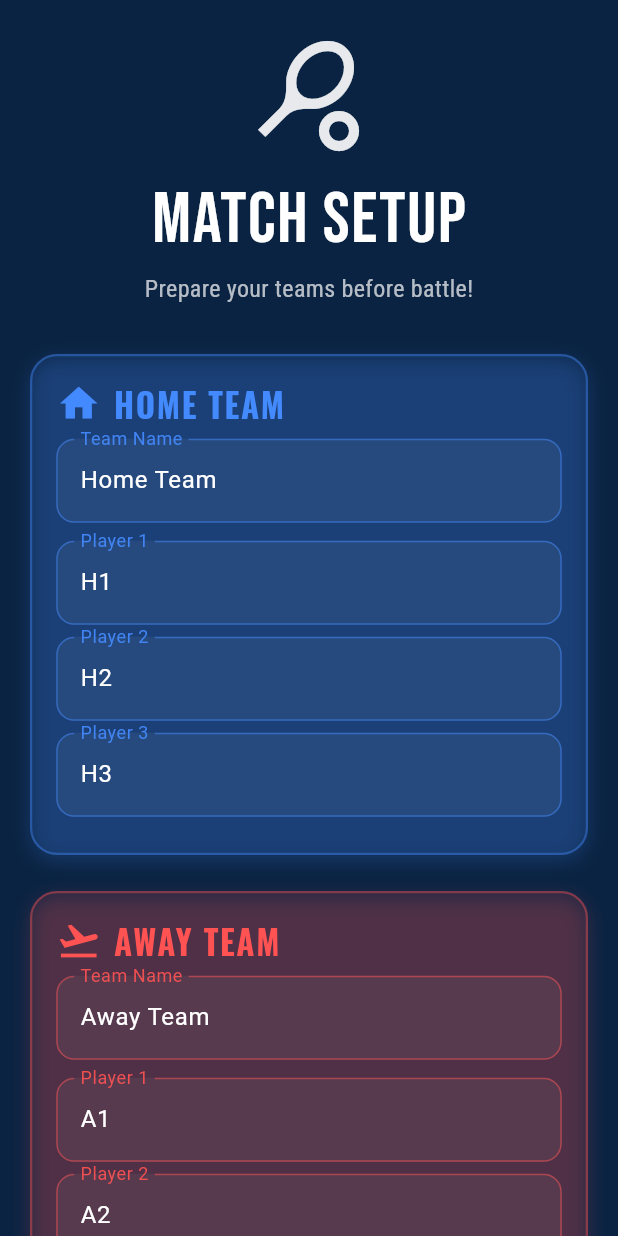
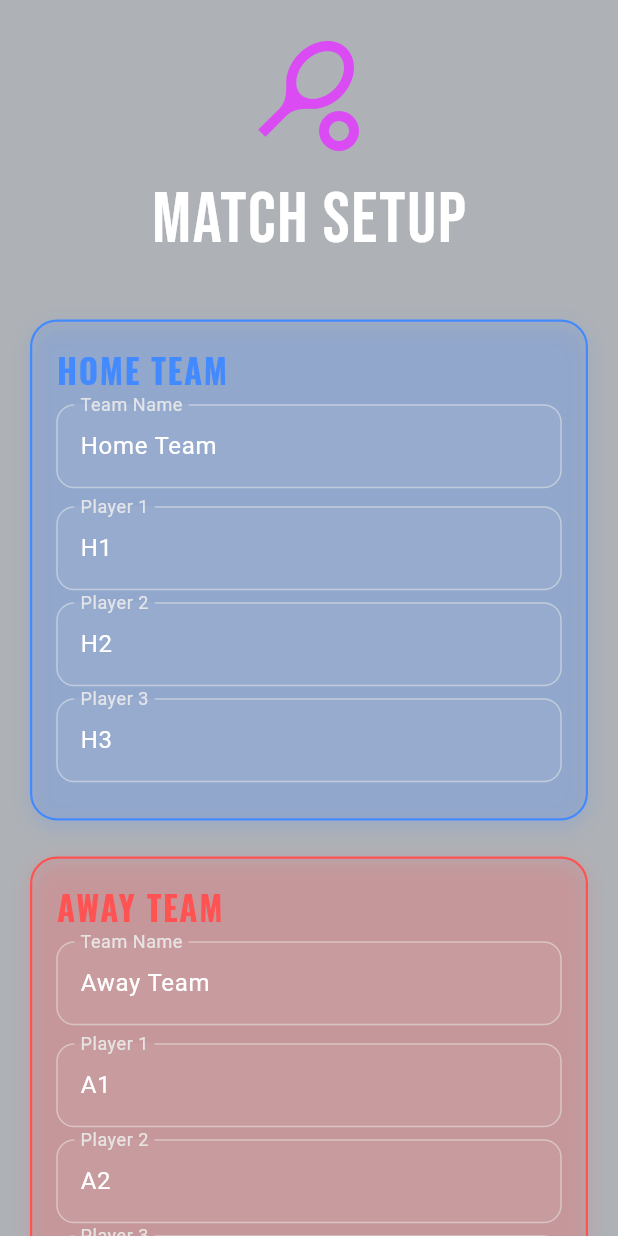
Before and after one commit to JamieCee/table_tennis_scoreboard, a Flutter app: the screen it shows after launch, after a tap on "Start New Match", on a phone screen of 412 x 824 dp. Run offline on Flutter 3.47's test engine with Material 3 defaults, Android fonts, the phone set to English and light mode, and no system bars; our stand-ins replace animated_splash_screen, cloud_firestore, firebase_core, google_fonts, lottie, page_transition; accounts and stored records are empty.

Commit message:
Found the god damn fucking bug

```diff
--- a/lib/screens/home_screen.dart
+++ b/lib/screens/home_screen.dart
@@ -2,6 +2,8 @@ import 'package:flutter/material.dart';
 import 'package:google_fonts/google_fonts.dart';
 import 'package:table_tennis_scoreboard/screens/join_match_screen.dart';
 import 'package:table_tennis_scoreboard/screens/team_setup_screen.dart';
+
+import '../theme.dart';
 
 class HomeScreen extends StatelessWidget {
   const HomeScreen({super.key});
@@ -9,7 +11,7 @@ class HomeScreen extends StatelessWidget {
   @override
   Widget build(BuildContext context) {
     return Scaffold(
-      backgroundColor: const Color(0xFF0A2342),
+      backgroundColor: AppColors.primaryBackground.withValues(alpha: 0.5),
       body: SafeArea(
         child: Center(
           child: Padding(
@@ -19,7 +21,7 @@ class HomeScreen extends StatelessWidget {
               children: [
                 Icon(
                   Icons.sports_tennis,
-                  color: Colors.orangeAccent,
+                  color: AppColors.purpleAccent,
                   size: 100,
                 ),
                 const SizedBox(height: 40),
@@ -34,7 +36,21 @@ class HomeScreen extends StatelessWidget {
                 const SizedBox(height: 60),
 
                 // --- Start New Match Button ---
-                ElevatedButton.icon(
+                Container(
+                  decoration: BoxDecoration(
+                    borderRadius: BorderRadius.circular(16),
+                    boxShadow: [
+                      BoxShadow(
+                        color: AppColors.purple.withValues(
+                          alpha: 0.8,
+                        ), // shadow color
+                        spreadRadius: 0,
+                        blurRadius: 6, // softness of shadow
+                        offset: Offset(0, 8), // vertical offset
+                      ),
+                    ],
+                  ),
+                  child: ElevatedButton(
                     onPressed: () {
                       Navigator.push(
                         context,
@@ -43,17 +59,8 @@ class HomeScreen extends StatelessWidget {
                         ),
                       );
                     },
-                  icon: const Icon(Icons.sports, color: Colors.black),
-                  label: Text(
-                    "Start New Match",
-                    style: GoogleFonts.oswald(
-                      color: Colors.black,
-                      fontSize: 22,
-                      fontWeight: FontWeight.bold,
-                    ),
-                  ),
                     style: ElevatedButton.styleFrom(
-                    backgroundColor: Colors.orangeAccent,
+                      backgroundColor: AppColors.purpleAccent,
                       padding: const EdgeInsets.symmetric(
                         horizontal: 40,
                         vertical: 18,
@@ -62,12 +69,21 @@ class HomeScreen extends StatelessWidget {
                         borderRadius: BorderRadius.circular(16),
                       ),
                     ),
+                    child: Text(
+                      "Start New Match",
+                      style: GoogleFonts.oswald(
+                        color: Colors.white,
+                        fontSize: 22,
+                        fontWeight: FontWeight.bold,
+                      ),
+                    ),
+                  ),
                 ),
 
                 const SizedBox(height: 24),
 
                 // --- Join Existing Match Button ---
-                OutlinedButton.icon(
+                OutlinedButton(
                   onPressed: () {
                     Navigator.push(
                       context,
@@ -76,26 +92,23 @@ class HomeScreen extends StatelessWidget {
                       ),
                     );
                   },
-                  icon: const Icon(Icons.link, color: Colors.orangeAccent),
-                  label: Text(
-                    "Join Existing Match",
-                    style: GoogleFonts.oswald(
-                      color: Colors.orangeAccent,
-                      fontSize: 20,
-                      fontWeight: FontWeight.w600,
-                    ),
-                  ),
                   style: OutlinedButton.styleFrom(
-                    side: const BorderSide(
-                      color: Colors.orangeAccent,
-                      width: 2,
-                    ),
+                    side: BorderSide(color: AppColors.purple, width: 2),
+                    shadowColor: AppColors.purpleAccent,
                     padding: const EdgeInsets.symmetric(
                       horizontal: 36,
                       vertical: 16,
                     ),
                     shape: RoundedRectangleBorder(
                       borderRadius: BorderRadius.circular(16),
+                    ),
+                  ),
+                  child: Text(
+                    "Join Existing Match",
+                    style: GoogleFonts.oswald(
+                      color: AppColors.white,
+                      fontSize: 20,
+                      fontWeight: FontWeight.w600,
                     ),
                   ),
                 ),
--- a/lib/screens/join_match_screen.dart
+++ b/lib/screens/join_match_screen.dart
@@ -8,6 +8,7 @@ import 'package:table_tennis_scoreboard/services/match_firestore_service.dart';
 
 import '../models/player.dart';
 import '../models/team.dart';
+import '../theme.dart';
 
 class JoinMatchScreen extends StatefulWidget {
   const JoinMatchScreen({super.key});
@@ -86,7 +87,7 @@ class _JoinMatchScreenState extends State<JoinMatchScreen> {
   @override
   Widget build(BuildContext context) {
     return Scaffold(
-      backgroundColor: const Color(0xFF0A2342),
+      backgroundColor: AppColors.charcoal,
       body: SafeArea(
         child: Padding(
           padding: const EdgeInsets.all(24),
--- a/lib/screens/team_setup_screen.dart
+++ b/lib/screens/team_setup_screen.dart
@@ -7,6 +7,7 @@ import 'package:table_tennis_scoreboard/controllers/match_controller.dart';
 import 'package:table_tennis_scoreboard/models/player.dart';
 import 'package:table_tennis_scoreboard/models/team.dart';
 import 'package:table_tennis_scoreboard/screens/controller_screen.dart';
+import 'package:table_tennis_scoreboard/theme.dart';
 
 class TeamSetupScreen extends StatefulWidget {
   const TeamSetupScreen({super.key});
@@ -73,7 +74,7 @@ class _TeamSetupScreenState extends State<TeamSetupScreen> {
   @override
   Widget build(BuildContext context) {
     return Scaffold(
-      backgroundColor: const Color(0xFF0A2342),
+      backgroundColor: const Color(0xff5e646e).withValues(alpha: 0.5),
       body: SafeArea(
         child: SingleChildScrollView(
           padding: const EdgeInsets.symmetric(horizontal: 20, vertical: 24),
@@ -86,7 +87,7 @@ class _TeamSetupScreenState extends State<TeamSetupScreen> {
                     Icon(
                       Icons.sports_tennis,
                       size: 80,
-                      color: Colors.white.withValues(alpha: 0.9),
+                      color: Colors.purpleAccent.withValues(alpha: 0.9),
                     ),
                     const SizedBox(height: 8),
                     Text(
@@ -95,13 +96,6 @@ class _TeamSetupScreenState extends State<TeamSetupScreen> {
                         color: Colors.white,
                         fontSize: 48,
                         letterSpacing: 1.2,
-                      ),
-                    ),
-                    Text(
-                      "Prepare your teams before battle!",
-                      style: GoogleFonts.robotoCondensed(
-                        color: Colors.white70,
-                        fontSize: 16,
                       ),
                     ),
                   ],
@@ -113,7 +107,6 @@ class _TeamSetupScreenState extends State<TeamSetupScreen> {
                 color: Colors.blueAccent,
                 controller: _homeNameController,
                 players: _homePlayers,
-                icon: Icons.home,
               ),
               const SizedBox(height: 24),
               _teamCard(
@@ -121,22 +114,12 @@ class _TeamSetupScreenState extends State<TeamSetupScreen> {
                 color: Colors.redAccent,
                 controller: _awayNameController,
                 players: _awayPlayers,
-                icon: Icons.flight_takeoff,
               ),
               const SizedBox(height: 36),
-              ElevatedButton.icon(
-                icon: const Icon(Icons.play_arrow, size: 28),
-                label: Text(
-                  "Start Match",
-                  style: GoogleFonts.oswald(
-                    fontSize: 24,
-                    fontWeight: FontWeight.bold,
-                    letterSpacing: 1.2,
-                  ),
-                ),
+              ElevatedButton(
                 style: ElevatedButton.styleFrom(
-                  backgroundColor: Colors.greenAccent.shade400,
-                  foregroundColor: Colors.black,
+                  backgroundColor: AppColors.purpleAccent,
+                  foregroundColor: Colors.white,
                   padding: const EdgeInsets.symmetric(
                     horizontal: 20,
                     vertical: 18,
@@ -145,9 +128,17 @@ class _TeamSetupScreenState extends State<TeamSetupScreen> {
                     borderRadius: BorderRadius.circular(16),
                   ),
                   elevation: 8,
-                  shadowColor: Colors.greenAccent.withValues(alpha: 0.6),
+                  shadowColor: Colors.purple.withValues(alpha: 0.6),
                 ),
                 onPressed: _startMatch,
+                child: Text(
+                  "Start Match",
+                  style: GoogleFonts.oswald(
+                    fontSize: 24,
+                    fontWeight: FontWeight.bold,
+                    letterSpacing: 1.2,
+                  ),
+                ),
               ),
             ],
           ),
@@ -159,7 +150,6 @@ class _TeamSetupScreenState extends State<TeamSetupScreen> {
   Widget _teamCard({
     required String label,
     required Color color,
-    required IconData icon,
     required TextEditingController controller,
     required List<TextEditingController> players,
   }) {
@@ -167,7 +157,7 @@ class _TeamSetupScreenState extends State<TeamSetupScreen> {
       decoration: BoxDecoration(
         color: color.withValues(alpha: 0.1),
         borderRadius: BorderRadius.circular(18),
-        border: Border.all(color: color.withValues(alpha: 0.4), width: 1.5),
+        border: Border.all(color: color.withValues(alpha: 1), width: 1.5),
         boxShadow: [
           BoxShadow(
             color: color.withValues(alpha: 0.2),
@@ -182,8 +172,6 @@ class _TeamSetupScreenState extends State<TeamSetupScreen> {
         children: [
           Row(
             children: [
-              Icon(icon, color: color, size: 30),
-              const SizedBox(width: 8),
               Text(
                 label.toUpperCase(),
                 style: GoogleFonts.oswald(
@@ -199,7 +187,7 @@ class _TeamSetupScreenState extends State<TeamSetupScreen> {
           TextField(
             controller: controller,
             style: const TextStyle(color: Colors.white),
-            decoration: _inputDecoration('Team Name', color),
+            decoration: _inputDecoration('Team Name', AppColors.white),
           ),
           const SizedBox(height: 12),
           for (int i = 0; i < 3; i++) ...[
@@ -208,7 +196,7 @@ class _TeamSetupScreenState extends State<TeamSetupScreen> {
               style: const TextStyle(color: Colors.white),
               decoration: _inputDecoration(
                 'Player ${i + 1}',
-                color.withValues(alpha: 0.9),
+                AppColors.white.withValues(alpha: 0.9),
               ),
             ),
             const SizedBox(height: 8),
--- a/lib/splash_screen.dart
+++ b/lib/splash_screen.dart
@@ -3,6 +3,7 @@ import 'package:flutter/material.dart';
 import 'package:lottie/lottie.dart';
 import 'package:page_transition/page_transition.dart';
 import 'package:table_tennis_scoreboard/screens/home_screen.dart';
+import 'package:table_tennis_scoreboard/theme.dart';
 
 class SplashScreen extends StatelessWidget {
   const SplashScreen({super.key});
@@ -25,8 +26,8 @@ class SplashScreen extends StatelessWidget {
       splashIconSize: 400,
       splashTransition: SplashTransition.fadeTransition,
       pageTransitionType: PageTransitionType.rightToLeft,
-      duration: 5000,
-      backgroundColor: Colors.white,
+      duration: 1000,
+      backgroundColor: AppColors.primaryBackground.withValues(alpha: 0.5),
     );
   }
 }
--- a/lib/theme.dart
+++ b/lib/theme.dart
@@ -13,8 +13,12 @@ class AppColors {
 
   static Color yellow = const Color.fromRGBO(237, 174, 73, 1);
 
+  static Color purple = const Color.fromRGBO(166, 32, 231, 1);
+  static Color purpleAccent = const Color.fromRGBO(197, 89, 195, 1);
+
   static const charcoal = Color(0xFF1C1F26);
   static const steelGray = Color(0xFF2A2F38);
   static const midnightBlue = Color(0xFF202A44);
   static const emeraldGreen = Color(0xFF3FFFA2);
+  static const primaryBackground = Color(0xff5e646e);
 }
--- a/lib/widgets/doubles_picker_dialog.dart
+++ b/lib/widgets/doubles_picker_dialog.dart
@@ -62,8 +62,8 @@ class _DoublesPickerDialogState extends State<DoublesPickerDialog> {
                 }
               : null,
           style: ElevatedButton.styleFrom(
-            backgroundColor: Colors.greenAccent.shade400,
-            foregroundColor: Colors.black,
+            backgroundColor: Colors.purpleAccent,
+            foregroundColor: Colors.white,
             padding: const EdgeInsets.symmetric(horizontal: 20, vertical: 12),
             shape: RoundedRectangleBorder(
               borderRadius: BorderRadius.circular(12),
```
Also changed, not shown: lib/controllers/match_controller.dart (+68 -9 lines), lib/screens/controller/points_buttons.dart (+23 -5 lines), lib/screens/controller_screen.dart (+22 -11 lines), lib/screens/scoreboard_display.dart (+41 -10 lines), lib/widgets/break_timer_widget.dart (+4 -4 lines), lib/widgets/scoreboard_transition.dart (added, +143 -0 lines), lib/widgets/server_picker_dialog.dart (+9 -9 lines), lib/widgets/timeout_widget.dart (+5 -5 lines), lib/widgets/transition_overlay.dart (+6 -4 lines), 1 other file. Lines whose indentation alone changed are shown as unchanged.
